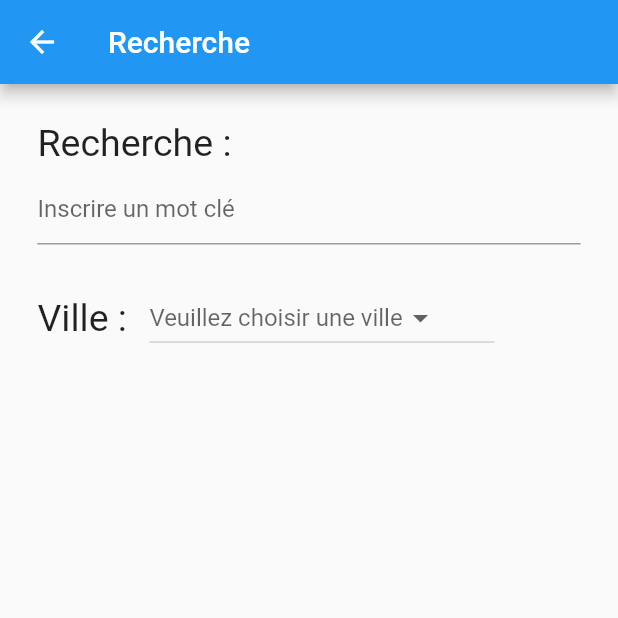
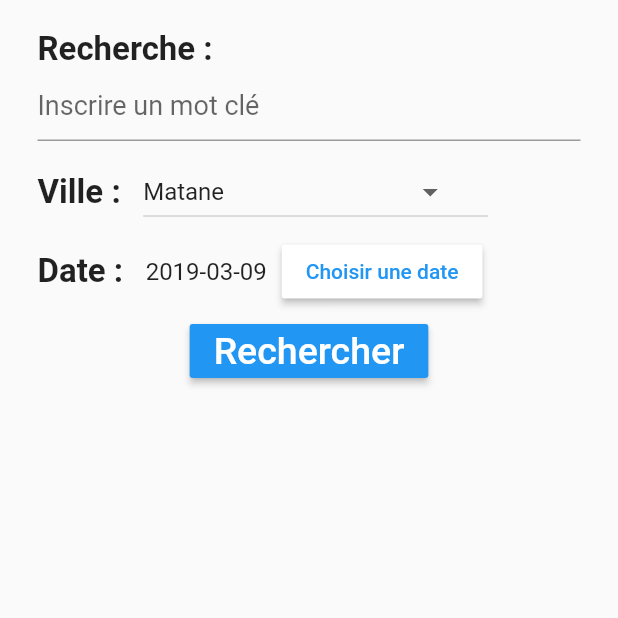
Before and after one commit to Sirmyself/Hack2019, a Flutter app: the Recherche screen opened directly, on a phone screen of 412 x 824 dp, the top half of it. Run offline on Flutter 3.47's test engine with Material 2 defaults, Android fonts, the phone set to English and light mode, and no system bars.

Commit message:
Ajout recherche dans menu + modification interface recherche

```diff
--- a/hello_world/lib/home_widget.dart
+++ b/hello_world/lib/home_widget.dart
@@ -1,5 +1,6 @@
 import 'package:flutter/material.dart';
 import 'placeholder_widget.dart';
+import 'recherche.dart';
 import 'main.dart';
 
 class Home extends StatefulWidget {
@@ -12,7 +13,7 @@ class Home extends StatefulWidget {
 class _HomeState extends State<Home> {
   int _currentIndex = 0;
   final List<Widget> _children = [
-    PlaceholderWidget(Colors.white),
+    Recherche(),
     new flashCardSwipe(),
     PlaceholderWidget(Colors.green)
   ];
--- a/hello_world/lib/recherche.dart
+++ b/hello_world/lib/recherche.dart
@@ -1,18 +1,70 @@
 import 'package:flutter/material.dart';
-class Recherche extends StatelessWidget{
+//import 'main.dart';
+
+
+class Recherche extends StatefulWidget {
+  @override
+  State<StatefulWidget> createState() {
+    return _Recherche();
+  }
+}
+
+//State is information of the application that can change over time or when some actions are taken.
+class _Recherche extends State<Recherche>{
+
+  String _value = new DateTime.now().toString().substring(0,10);
+
+  List _villes = ['Matane','Montréal','Québec','Rimouski', 'Rivière-du-Loup'];
+  List<DropdownMenuItem<String>> _dropDownMenuItems;
+  String _currentCity;
+
+  Future _selectDate() async {
+    DateTime picked = await showDatePicker(
+        context: context,
+        initialDate: new DateTime.now(),
+        firstDate: new DateTime(2016),
+        lastDate: new DateTime(2030)
+    );
+    if(picked != null) setState(() => _value = picked.toString().substring(0,10));
+  }
+
+  @override
+  void initState() {
+    _dropDownMenuItems = getDropDownMenuItems();
+    _currentCity = _dropDownMenuItems[0].value;
+    super.initState();
+  }
+  // here we are creating the list needed for the DropDownButton
+  List<DropdownMenuItem<String>> getDropDownMenuItems() {
+    List<DropdownMenuItem<String>> items = new List();
+    for (String ville in _villes) {
+      // here we are creating the drop down menu items, you can customize the item right here
+      // but I'll just use a simple text for this
+      items.add(new DropdownMenuItem(
+          value: ville,
+          child: new Text(ville)
+      ));
+    }
+    return items;
+  }
+
+  void changedDropDownItem(String selectedCity) {
+    print("Selected city $selectedCity, we are going to refresh the UI");
+    setState(() {
+      _currentCity = selectedCity;
+    });
+  }
+
   @override
   Widget build (BuildContext ctxt){
     return new Scaffold(
-      appBar: new AppBar(
-        title: new Text("Recherche"),
-      ),
       body: Column(
         children: <Widget>[
           Row(
             children: [
               Container(
-                margin : EdgeInsets.only(left:25.0, top:25.0, right:25.0, bottom: 5.0),
-                child : new Text("Recherche :", style :TextStyle(fontSize: 25)),
+                margin : EdgeInsets.only(left:25.0, top:20.0, right:25.0, bottom: 0.0),
+                child : new Text("Recherche :", style :TextStyle(fontSize: 22, fontWeight: FontWeight.bold)),
               ),
             ],
           ),
@@ -20,11 +72,12 @@ class Recherche extends StatelessWidget{
             children: [
               new Flexible(
                 child: Container(
-                  margin: EdgeInsets.symmetric(horizontal: 25.0),
+                  margin: EdgeInsets.only(left:25.0, top: 0.0, right:25.0, bottom: 0.0),
                   child: TextField(
                     decoration: InputDecoration(
                       hintText: "Inscrire un mot clé",
                     ),
+                    style: TextStyle(fontSize: 18),
                   ),
                 ),
               ),
@@ -33,27 +86,41 @@ class Recherche extends StatelessWidget{
           Row(
             children: [
               Container(
-                margin: EdgeInsets.only(left:25.0, top:25.0, bottom: 5.0),
-                child : Text("Ville :", style :TextStyle(fontSize: 25)),
+                margin: EdgeInsets.only(left:25.0, top:10.0, bottom: 0.0),
+                child : Text("Ville :", style :TextStyle(fontSize: 22, fontWeight: FontWeight.bold)),
               ),
               Container(
-                margin: EdgeInsets.only(left:15.0, top:25.0, right:25.0, bottom: 5.0),
+                margin: EdgeInsets.only(left:15.0, top:10.0, right:25.0, bottom: 0.0),
                 width: 230.0,
                 child: DropdownButton<String>(
-                  hint: Text("Veuillez choisir une ville"),
-                  items: <String>['Matane','Montréal','Québec','Rimouski', 'Rivière-du-Loup'].map((String value) {
-                    return new DropdownMenuItem<String>(
-                      value: value,
-                      child: new Text(value),
-                    );
-                  }).toList(),
-                  onChanged: (_) {},
+                  hint: Text("Veuillez choisir une ville", style: TextStyle(fontSize: 17),),
+                  value: _currentCity,
+                  items: _dropDownMenuItems,
+                  onChanged: changedDropDownItem,
                 ),
               ),
             ],
           ),
           Row(
-            children: [
+            children: <Widget>[
+              Container(
+                margin: EdgeInsets.only(left:25.0, top:5.0, bottom: 5.0),
+                child : Text("Date :", style :TextStyle(fontSize: 22, fontWeight: FontWeight.bold)),
+              ),
+              Container(
+                margin: EdgeInsets.only(left: 15.0,top:5.0, bottom: 5.0),
+                child: Text(_value, style: TextStyle(fontSize: 16),),
+              ),
+              Container(
+                margin: EdgeInsets.only(left:10.0, top:5.0, bottom: 5.0),
+                child: RaisedButton(onPressed: _selectDate, child: new Text('Choisir une date'),color: Colors.white, textColor: Colors.blue)
+              ),
+            ],
+          ),
+          Row(
+            mainAxisAlignment:MainAxisAlignment.center,
+            children: <Widget>[
+              RaisedButton(onPressed: _selectDate, child: new Text('Rechercher',style: TextStyle(fontSize: 25.0),),color: Colors.blue, textColor: Colors.white)
             ],
           ),
         ],
```
